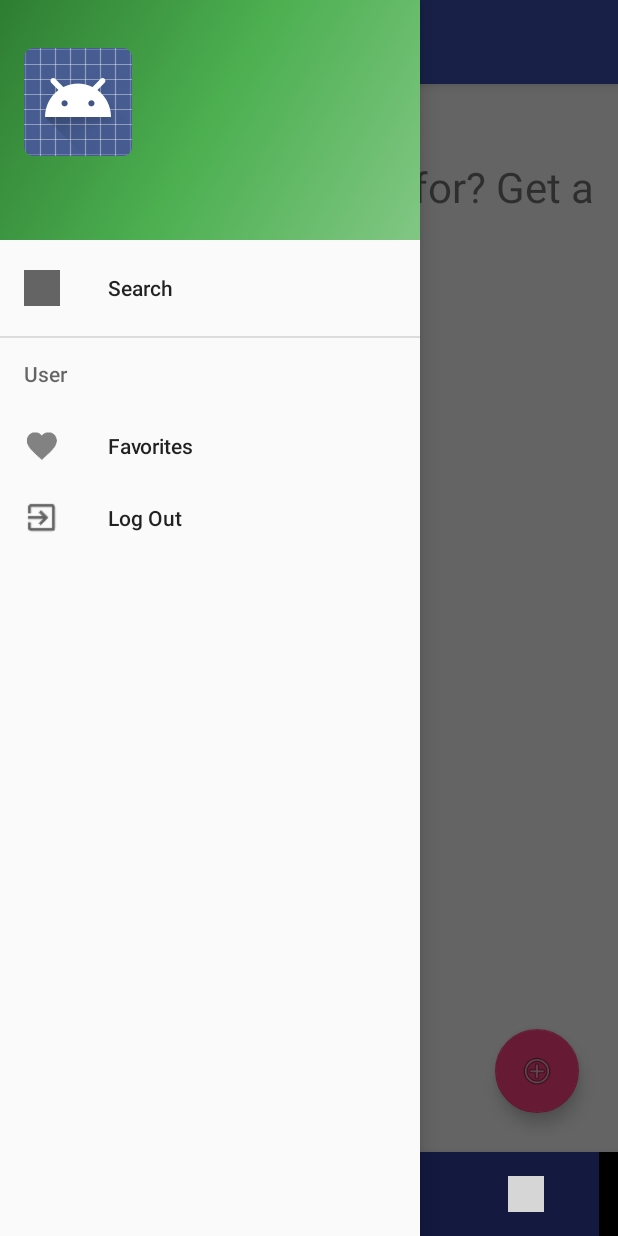
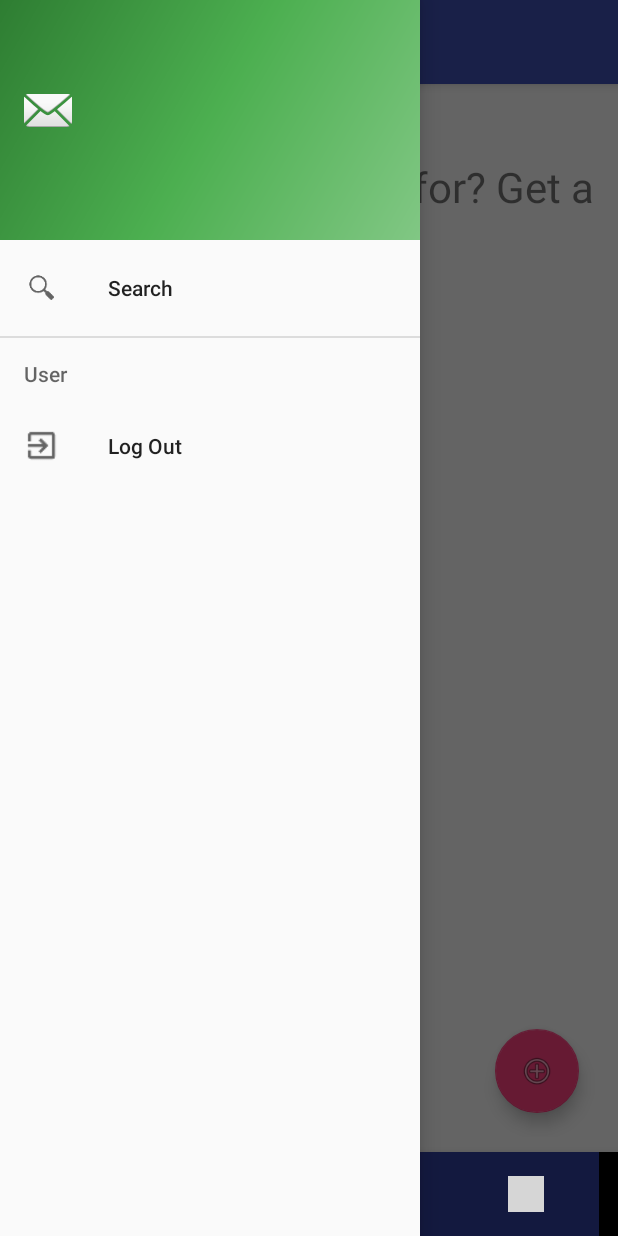
Before and after one commit to mariocsee/DrankBank, an Android app: the MainActivity screen opened directly, with no data from a screen before it, with the side drawer open, on a phone screen of 412 x 824 dp. Run offline under Robolectric (Android 15) with nearby library versions, the phone set to English and light mode, and no system bars; our stand-ins replace Firebase (no records; nobody signed in at launch, a user with empty details on screens opened directly); grey boxes are pictures that could not be loaded.

Commit message:
Fixed
WOOOOOO

```diff
--- a/app/src/main/java/drankbank/android/drankbank/MainActivity.java
+++ b/app/src/main/java/drankbank/android/drankbank/MainActivity.java
@@ -36,7 +36,6 @@ public class MainActivity extends BaseActivity
     private TextView tvEmail;
     private TextView tvUserName;
     private FirebaseUser user;
-    private FragmentManager fragmentManager;
 
     @Override
     protected void onCreate(Bundle savedInstanceState) {
@@ -108,70 +107,47 @@ public class MainActivity extends BaseActivity
                     @Override
                     public boolean onNavigationItemSelected(@NonNull MenuItem item) {
                         Fragment fragment = null;
-                Class fragmentClass = null;
+                        String tag = "";
 
                         switch (item.getItemId()) {
+
                             case R.id.action_today_view:
                                 // prevents item from being re-clicked
                                 Log.d("TAG_FRAG", "TODAY");
-                        fragmentClass = TodayFragment.class;
-                        if (!isFragmentPresent("FRAG_TODAY")) {
-        /*                    try {
-                                fragment = (Fragment) fragmentClass.newInstance();
-                            } catch (InstantiationException e) {
-                                e.printStackTrace();
-                            } catch (IllegalAccessException e) {
-                                e.printStackTrace();
-                            }*/
-/*
-                            fragmentManager = getSupportFragmentManager();
-*/
+                                tag = TodayFragment.TAG;
+                                fragment = getSupportFragmentManager().findFragmentByTag(TodayFragment.TAG);
+
+                                if (fragment == null) {
+                                    fragment = new TodayFragment();
                                 }
                                 break;
+
                             case R.id.action_card_view:
                                 Log.d("TAG_FRAG", "FAVS");
-                        fragmentClass = FavoritesFragment.class;
-                        if (!isFragmentPresent("FRAG_FAVORITES")) {
-/*                            fragmentManager.beginTransaction()
-                                    .replace(R.id.main_placeholder, new FavoritesFragment(), "FRAG_FAVORITES")
-                                    .commit();*/
+                                tag = FavoritesFragment.TAG;
+                                fragment = getSupportFragmentManager().findFragmentByTag(FavoritesFragment.TAG);
+
+                                if (fragment == null) {
+                                    fragment = new FavoritesFragment();
                                 }
+
                                 break;
+
 //                    case R.id.action_search_view:
-//                        Toast.makeText(MainActivity.this, "SEARCH VIEW", Toast.LENGTH_SHORT).show();
-//                        return true;
+//
                             case R.id.action_calendar_view:
-                        Toast.makeText(MainActivity.this, "CALENDAR VIEW", Toast.LENGTH_SHORT).show();
+                                return true;
                             case R.id.action_graph_view:
-                        Toast.makeText(MainActivity.this, "GRAPH VIEW", Toast.LENGTH_SHORT).show();
+                                return true;
                         }
-                try {
-                    fragment = (Fragment) fragmentClass.newInstance();
-                } catch (InstantiationException e) {
-                    e.printStackTrace();
-                } catch (IllegalAccessException e) {
-                    e.printStackTrace();
-                }
-                fragmentManager = getSupportFragmentManager();
-                fragmentManager.beginTransaction()
-                        .replace(R.id.main_placeholder, fragment)
+
+                        getSupportFragmentManager().beginTransaction()
+                                .replace(R.id.main_placeholder, fragment, tag)
+                                .addToBackStack(null)
                                 .commit();
                         return true;
                     }
                 });
-    }
-
-    /*
-    Checks if fragment is already present
-     */
-    private boolean isFragmentPresent (String tag) {
-        Fragment frag = getSupportFragmentManager().findFragmentByTag(tag);
-        if (frag instanceof TodayFragment
-                || frag instanceof FavoritesFragment)  {
-            return true;
-        } else {
-            return false;
-        }
     }
 
     /*
@@ -213,9 +189,8 @@ public class MainActivity extends BaseActivity
 //            case R.id.nav_list:
             //handle camera action
 //                break;
-            case R.id.nav_favorites:
-
-                break;
+//            case R.id.nav_favorites:
+//                break;
 //            case R.id.nav_settings:
 //                break;
             case R.id.nav_search:
--- a/app/src/main/java/drankbank/android/drankbank/adapter/EntryAdapter.java
+++ b/app/src/main/java/drankbank/android/drankbank/adapter/EntryAdapter.java
@@ -126,8 +126,4 @@ public class EntryAdapter extends RecyclerView.Adapter<EntryAdapter.ViewHolder>
             lastPosition = position;
         }
     }
-
-    public Drink getEntry(int position) {
-        return entryList.get(position);
-    }
 }
--- a/app/src/main/java/drankbank/android/drankbank/fragments/FavoritesFragment.java
+++ b/app/src/main/java/drankbank/android/drankbank/fragments/FavoritesFragment.java
@@ -33,6 +33,8 @@ import drankbank.android.drankbank.data.Drink;
  */
 
 public class FavoritesFragment extends Fragment {
+
+    public static String TAG = "FavoritesFragment";
 
     private FavoritesAdapter favoritesAdapter;
     private RecyclerView recyclerFavorites;
--- a/app/src/main/java/drankbank/android/drankbank/fragments/TodayFragment.java
+++ b/app/src/main/java/drankbank/android/drankbank/fragments/TodayFragment.java
@@ -34,6 +34,8 @@ import drankbank.android.drankbank.data.Drink;
 
 public class TodayFragment extends Fragment {
     public static final String KEY_SHOW_DRINK = "KEY_SHOW_DRINK";
+
+    public static String TAG = "TodayFragment";
 
     private TextView tvDate;
     private TextView tvDrinkCount;
@@ -153,7 +155,7 @@ public class TodayFragment extends Fragment {
     Updates drink number and comment
      */
     private void updateDrinkNum(int count) {
-        tvDrinkCount.setText(getString(R.string.drink_count));
+        tvDrinkCount.setText(getString(R.string.drink_count, count));
         if (count == 0) {
             tvComment.setText(getString(R.string.drink_count_initial));
         } else if (count <= 3) {
--- a/app/src/main/res/layout/activity_create_entry.xml
+++ b/app/src/main/res/layout/activity_create_entry.xml
@@ -24,7 +24,7 @@
 
     <!-- disable focus mode to let it bring up activity on first tap -->
     <EditText
-        android:id="@+id/etEntryName"
+        android:id="@+id/etName"
         android:layout_width="match_parent"
         android:layout_height="wrap_content"
         android:layout_marginLeft="15dp"
@@ -62,7 +62,7 @@
         android:textStyle="bold" />
 
     <EditText
-        android:id="@+id/etEntryDescrp"
+        android:id="@+id/etDescrp"
         android:layout_width="match_parent"
         android:layout_height="wrap_content"
         android:layout_marginBottom="25dp"
@@ -91,7 +91,7 @@
             android:textSize="18sp" />
 
         <Button
-            android:id="@+id/btnAddEntry"
+            android:id="@+id/btnAdd"
             android:layout_width="match_parent"
             android:layout_height="match_parent"
             android:layout_marginLeft="2dp"
--- a/app/src/main/res/layout/fragment_favorites.xml
+++ b/app/src/main/res/layout/fragment_favorites.xml
@@ -5,7 +5,8 @@
     android:orientation="vertical"
     android:layout_width="match_parent"
     android:layout_height="match_parent"
-    tools:context=".fragments.FavoritesFragment">
+    tools:context=".fragments.FavoritesFragment"
+    android:padding="10dp">
 
     <RelativeLayout
         android:layout_width="match_parent"
--- a/app/src/main/res/layout/nav_header_main.xml
+++ b/app/src/main/res/layout/nav_header_main.xml
@@ -17,20 +17,18 @@
         android:layout_width="wrap_content"
         android:layout_height="wrap_content"
         android:paddingTop="@dimen/nav_header_vertical_spacing"
-        app:srcCompat="@android:drawable/sym_def_app_icon" />
+        app:srcCompat="@android:drawable/ic_dialog_email" />
 
     <TextView
         android:id="@+id/tvUserName"
         android:layout_width="match_parent"
         android:layout_height="wrap_content"
         android:paddingTop="@dimen/nav_header_vertical_spacing"
-        android:text="Drank Bank"
         android:textAppearance="@style/TextAppearance.AppCompat.Body1" />
 
     <TextView
         android:id="@+id/tvEmail"
         android:layout_width="wrap_content"
-        android:layout_height="wrap_content"
-        android:text="android.studio@android.com" />
+        android:layout_height="wrap_content" />
 
 </LinearLayout>
--- a/app/src/main/res/menu/activity_main_drawer.xml
+++ b/app/src/main/res/menu/activity_main_drawer.xml
@@ -5,28 +5,28 @@
         <!-- color: 010101-->
         <item
             android:id="@+id/nav_search"
-            android:icon="@drawable/beer"
-            android:title="Search" />
+            android:icon="@drawable/ic_action_search"
+            android:title="@string/drawer_search" />
         <!--<item-->
             <!--android:id="@+id/nav_settings"-->
             <!--android:icon="@drawable/ic_menu_manage"-->
             <!--android:title="@string/nav_settings" />-->
     </group>
 
-    <item android:title="User">
+    <item android:title="@string/user">
         <menu>
             <!--<item-->
                 <!--android:id="@+id/nav_list"-->
                 <!--android:icon="@drawable/ic_menu_list"-->
                 <!--android:title="@string/nav_lists" />-->
-            <item
-                android:id="@+id/nav_favorites"
-                android:icon="@drawable/ic_menu_favorites"
-                android:title="@string/nav_favorites" />
+            <!--<item-->
+                <!--android:id="@+id/nav_favorites"-->
+                <!--android:icon="@drawable/ic_menu_favorites"-->
+                <!--android:title="@string/nav_favorites" />-->
             <item
                 android:id="@+id/nav_logout"
                 android:icon="@drawable/ic_exit_to_app"
-                android:title="Log Out" />
+                android:title="@string/log_out" />
         </menu>
     </item>
 
--- a/app/src/main/res/menu/bottom_navigation_menu.xml
+++ b/app/src/main/res/menu/bottom_navigation_menu.xml
@@ -6,14 +6,14 @@
         android:enabled="true"
         android:icon="@drawable/ic_today"
         android:showAsAction="ifRoom"
-        android:title="Today" />
+        android:title="@string/today" />
 
     <item
         android:id="@+id/action_card_view"
         android:enabled="true"
         android:icon="@drawable/ic_local_bar"
         android:showAsAction="ifRoom"
-        android:title="Favorites" />
+        android:title="@string/favorites" />
 
     <!--<item-->
         <!--android:id="@+id/action_search_view"-->
@@ -27,13 +27,13 @@
         android:enabled="true"
         android:icon="@drawable/ic_action_calendar_month"
         android:showAsAction="ifRoom"
-        android:title="Calendar" />
+        android:title="@string/calendar" />
 
     <item
         android:id="@+id/action_graph_view"
         android:enabled="true"
         android:icon="@drawable/ic_action_bargraph"
         android:showAsAction="ifRoom"
-        android:title="Graph" />
+        android:title="@string/graph" />
 
 </menu>
--- a/app/src/main/res/menu/menu_search.xml
+++ b/app/src/main/res/menu/menu_search.xml
@@ -9,7 +9,7 @@
         android:id="@+id/svMenu"
         android:actionViewClass="android.widget.SearchView"
         android:iconifiedByDefault="false"
-        android:title="Search"
+        android:title="@string/search"
         app:actionViewClass="android.support.v7.widget.SearchView"
         app:showAsAction="ifRoom|collapseActionView" />
 </menu>
--- a/app/src/main/res/values/strings.xml
+++ b/app/src/main/res/values/strings.xml
@@ -12,7 +12,7 @@
     <string name="drink_count_good">You\'re probably feeling great!</string>
     <string name="drink_count_okay">You should probably slow down.</string>
     <string name="drink_count_bad">Find friends. Sleep on your side.</string>
-    <string name="drink_count">You\'ve had {count} drinks today.</string>
+    <string name="drink_count">You\'ve had %d drinks today.</string>
     <string name="drink_name">Drink name:</string>
     <string name="entry_hint_name">Some awesome drank</string>
     <string name="drink_type">Type:</string>
@@ -22,6 +22,20 @@
     <string name="not_available">Not available</string>
     <string name="splash">This is Drank Bank</string>
     <string name="drink_count_one">You\'ve had 1 drink today.</string>
+    <string name="drawer_search">Search</string>
+    <string name="user">User</string>
+    <string name="log_out">Log Out</string>
+    <string name="today">Today</string>
+    <string name="favorites">Favorites</string>
+    <string name="calendar">Calendar</string>
+    <string name="graph">Graph</string>
+    <string name="search">Search</string>
+    <string name="password">Password</string>
+    <string name="email">email</string>
+    <string name="mario_email">msee@wesleyan.edu</string>
+    <string name="mario_password">diduseemario</string>
+    <string name="login">Login</string>
+    <string name="register">Register</string>
     <string-array name="type_array">
         <item>Beer</item>
         <item>Wine</item>
```
Also changed, not shown: app/src/main/java/drankbank/android/drankbank/CreateEntryActivity.java (+16 -14 lines), app/src/main/java/drankbank/android/drankbank/CreateFavoriteActivity.java (+29 -15 lines), app/src/main/java/drankbank/android/drankbank/adapter/FavoritesAdapter.java (+20 -1 lines), app/src/main/res/layout/activity_create_favorite.xml (+29 -11 lines), app/src/main/res/layout/activity_login.xml (+6 -6 lines), app/src/main/res/layout/activity_write_entry.xml (deleted, +0 -36 lines), app/src/main/res/layout/content_search.xml (deleted, +0 -12 lines). Lines whose indentation alone changed are shown as unchanged.
